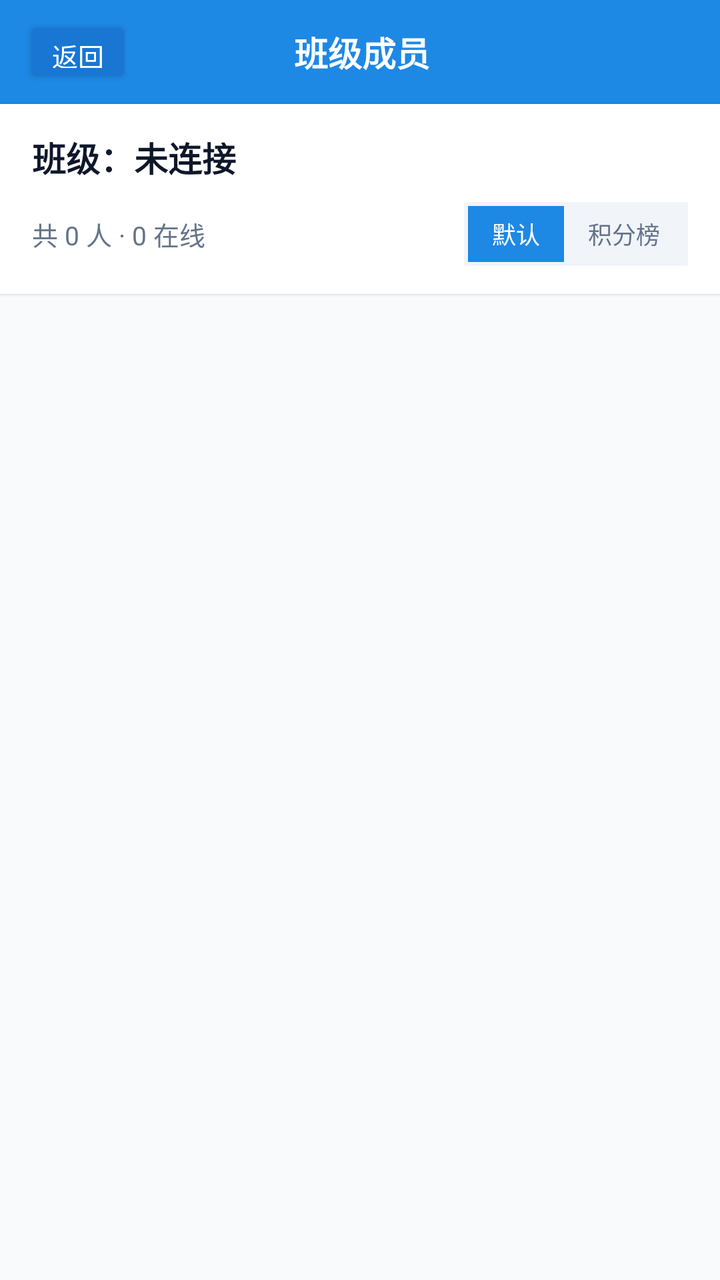
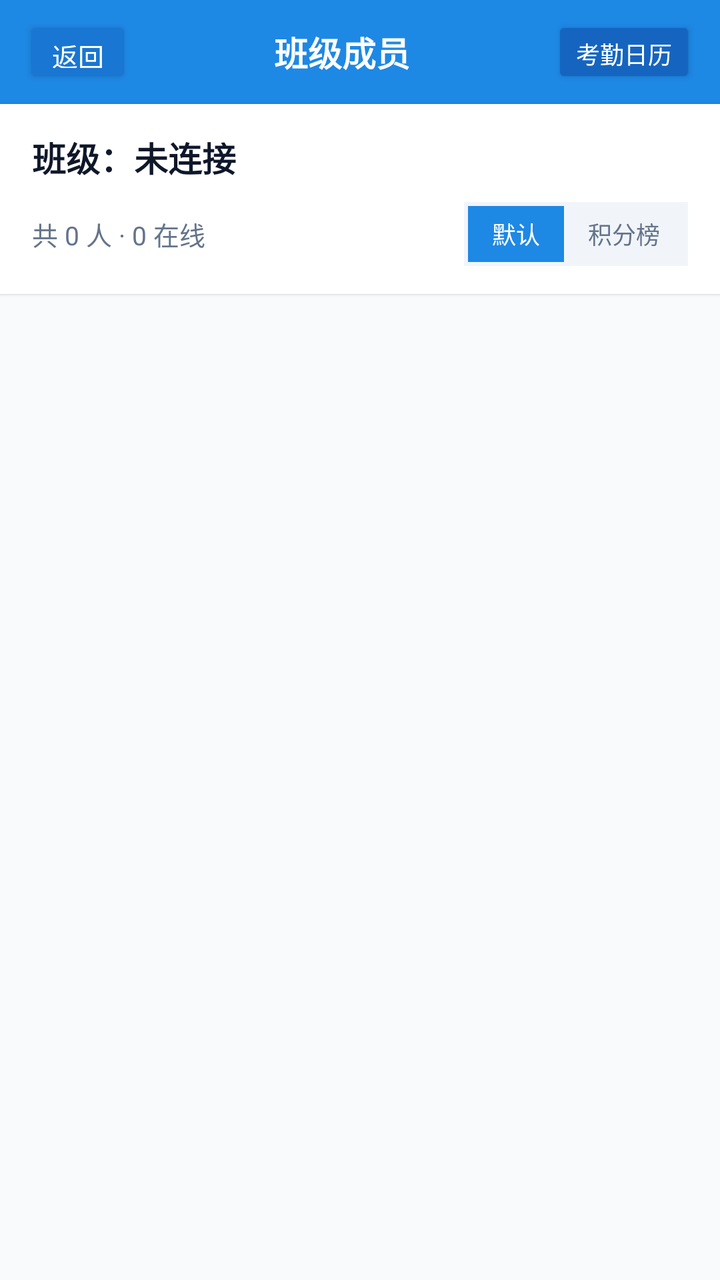

Compare the two renders of this Android layout. The source of the first and the diff that turns it into the second are given below.
<!-- AndroidManifest.xml: application theme Theme.CampusChat -->
<!-- res/layout/activity_roster.xml -->
<?xml version="1.0" encoding="utf-8"?>
<LinearLayout
    xmlns:android="http://schemas.android.com/apk/res/android"
    xmlns:tools="http://schemas.android.com/tools"
    android:id="@+id/rosterRootLayout"
    android:layout_width="match_parent"
    android:layout_height="match_parent"
    android:background="#F8FAFC"
    android:orientation="vertical">

    
    <LinearLayout
        android:layout_width="match_parent"
        android:layout_height="52dp"
        android:background="#1E88E5"
        android:gravity="center_vertical"
        android:orientation="horizontal"
        android:paddingStart="12dp"
        android:paddingEnd="16dp">

        <Button
            android:id="@+id/btnBack"
            android:layout_width="wrap_content"
            android:layout_height="36dp"
            android:minWidth="48dp"
            android:minHeight="48dp"
            android:backgroundTint="#1976D2"
            android:paddingStart="14dp"
            android:paddingEnd="14dp"
            android:text="返回"
            android:textColor="#FFFFFF"
            android:textSize="13sp"
            tools:ignore="HardcodedText,TouchTargetSizeCheck" />

        <TextView
            android:layout_width="0dp"
            android:layout_height="wrap_content"
            android:layout_weight="1"
            android:gravity="center"
            android:text="班级成员"
            android:textColor="#FFFFFF"
            android:textSize="17sp"
            android:textStyle="bold"
            tools:ignore="HardcodedText" />

        <View
            android:layout_width="48dp"
            android:layout_height="1dp" />
    </LinearLayout>

    
    <LinearLayout
        android:layout_width="match_parent"
        android:layout_height="wrap_content"
        android:background="#FFFFFF"
        android:elevation="1dp"
        android:orientation="vertical"
        android:paddingStart="16dp"
        android:paddingTop="14dp"
        android:paddingEnd="16dp"
        android:paddingBottom="14dp">

        
        <LinearLayout
            android:layout_width="match_parent"
            android:layout_height="wrap_content"
            android:gravity="center_vertical"
            android:orientation="horizontal">

            <TextView
                android:id="@+id/tvClassroomName"
                android:layout_width="0dp"
                android:layout_height="wrap_content"
                android:layout_weight="1"
                android:ellipsize="end"
                android:maxLines="1"
                android:text="班级：未连接"
                android:textColor="#0F172A"
                android:textSize="17sp"
                android:textStyle="bold"
                tools:ignore="HardcodedText" />

            <Button
                android:id="@+id/btnEditClassName"
                android:layout_width="wrap_content"
                android:layout_height="36dp"
                android:minWidth="48dp"
                android:minHeight="48dp"
                android:backgroundTint="#1E88E5"
                android:paddingStart="14dp"
                android:paddingEnd="14dp"
                android:text="修改班级"
                android:textColor="#FFFFFF"
                android:textSize="13sp"
                android:visibility="gone"
                tools:ignore="HardcodedText,TouchTargetSizeCheck" />
        </LinearLayout>

        
        <LinearLayout
            android:layout_width="match_parent"
            android:layout_height="wrap_content"
            android:layout_marginTop="10dp"
            android:gravity="center_vertical"
            android:orientation="horizontal">

            <TextView
                android:id="@+id/tvRosterSummary"
                android:layout_width="0dp"
                android:layout_height="wrap_content"
                android:layout_weight="1"
                android:text="共 0 人 · 0 在线"
                android:textColor="#64748B"
                android:textSize="13sp"
                tools:ignore="HardcodedText" />

            
            <LinearLayout
                android:layout_width="wrap_content"
                android:layout_height="wrap_content"
                android:background="#F1F5F9"
                android:gravity="center_vertical"
                android:orientation="horizontal"
                android:padding="2dp">

                <TextView
                    android:id="@+id/btnSortDefault"
                    android:layout_width="wrap_content"
                    android:layout_height="28dp"
                    android:background="#1E88E5"
                    android:clickable="true"
                    android:focusable="true"
                    android:gravity="center"
                    android:paddingStart="12dp"
                    android:paddingEnd="12dp"
                    android:text="默认"
                    android:textColor="#FFFFFF"
                    android:textSize="12sp"
                    tools:ignore="HardcodedText" />

                <TextView
                    android:id="@+id/btnSortScore"
                    android:layout_width="wrap_content"
                    android:layout_height="28dp"
                    android:background="@android:color/transparent"
                    android:clickable="true"
                    android:focusable="true"
                    android:gravity="center"
                    android:paddingStart="12dp"
                    android:paddingEnd="12dp"
                    android:text="积分榜"
                    android:textColor="#64748B"
                    android:textSize="12sp"
                    tools:ignore="HardcodedText" />
            </LinearLayout>
        </LinearLayout>
    </LinearLayout>

    
    <ListView
        android:id="@+id/lvRosterMembers"
        android:layout_width="match_parent"
        android:layout_height="match_parent"
        android:divider="#F1F5F9"
        android:dividerHeight="1dp"
        android:listSelector="@android:color/transparent" />

</LinearLayout>
<!-- resources referenced by this layout -->
<resources>
  <style name="Theme.CampusChat" parent="Theme.AppCompat.Light.NoActionBar">
          
          <item name="colorPrimary">@color/brand_primary</item>
          <item name="colorPrimaryDark">@color/brand_primary_dark</item>
          <item name="colorAccent">@color/brand_accent</item>
  
          
          <item name="android:windowBackground">@color/app_background</item>
  
          
          <item name="android:statusBarColor">@color/white</item>
  
          
          <item name="android:windowLightStatusBar">true</item>
      </style>
  <color name="brand_primary">#1E88E5</color>
  <color name="brand_primary_dark">#1565C0</color>
  <color name="brand_accent">#00ACC1</color>
  <color name="app_background">#F4F6F9</color>
  <color name="white">#FFFFFFFF</color>
</resources>

<!-- the commit's change to res/layout/activity_roster.xml (unified diff, before → after) -->
@@ -16,7 +16,7 @@
         android:gravity="center_vertical"
         android:orientation="horizontal"
         android:paddingStart="12dp"
-        android:paddingEnd="16dp">
+        android:paddingEnd="12dp">
 
         <Button
             android:id="@+id/btnBack"
@@ -43,9 +43,19 @@
             android:textStyle="bold"
             tools:ignore="HardcodedText" />
 
-        <View
-            android:layout_width="48dp"
-            android:layout_height="1dp" />
+        <Button
+            android:id="@+id/btnAttendanceCalendar"
+            android:layout_width="wrap_content"
+            android:layout_height="36dp"
+            android:minWidth="48dp"
+            android:minHeight="48dp"
+            android:backgroundTint="#1565C0"
+            android:paddingStart="12dp"
+            android:paddingEnd="12dp"
+            android:text="考勤日历"
+            android:textColor="#FFFFFF"
+            android:textSize="12sp"
+            tools:ignore="HardcodedText,TouchTargetSizeCheck" />
     </LinearLayout>
 
     
@@ -114,7 +124,6 @@
                 android:textSize="13sp"
                 tools:ignore="HardcodedText" />
 
-            
             <LinearLayout
                 android:layout_width="wrap_content"
                 android:layout_height="wrap_content"
